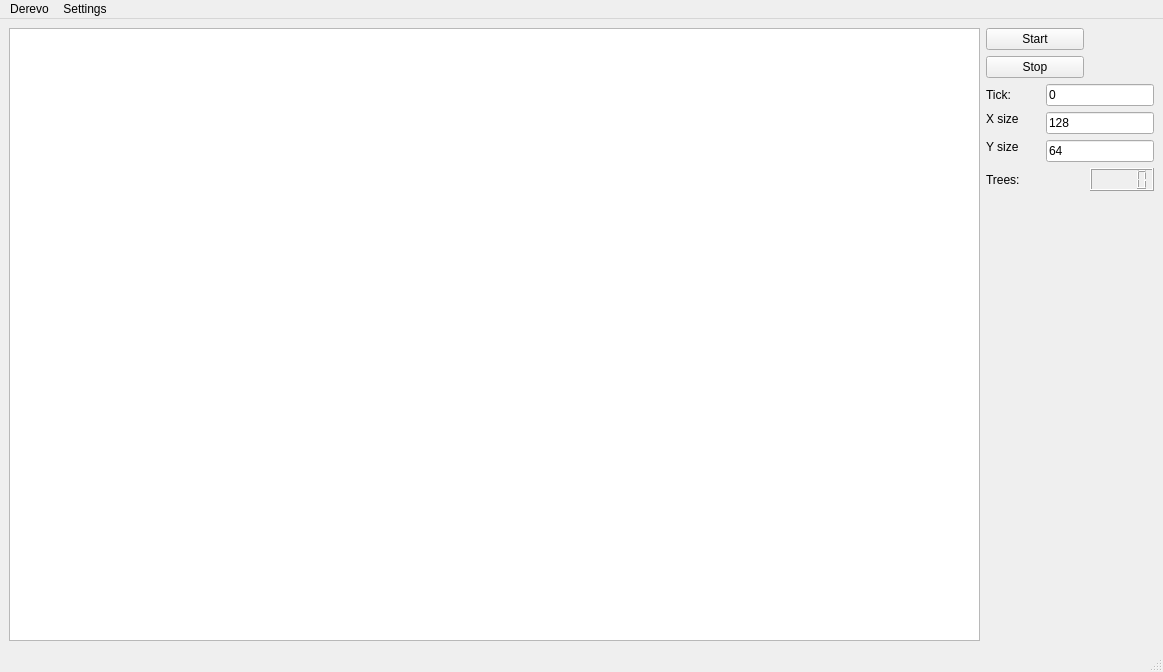
Old version of the form mainwindow.ui in the repository OgArkad/Derevo.
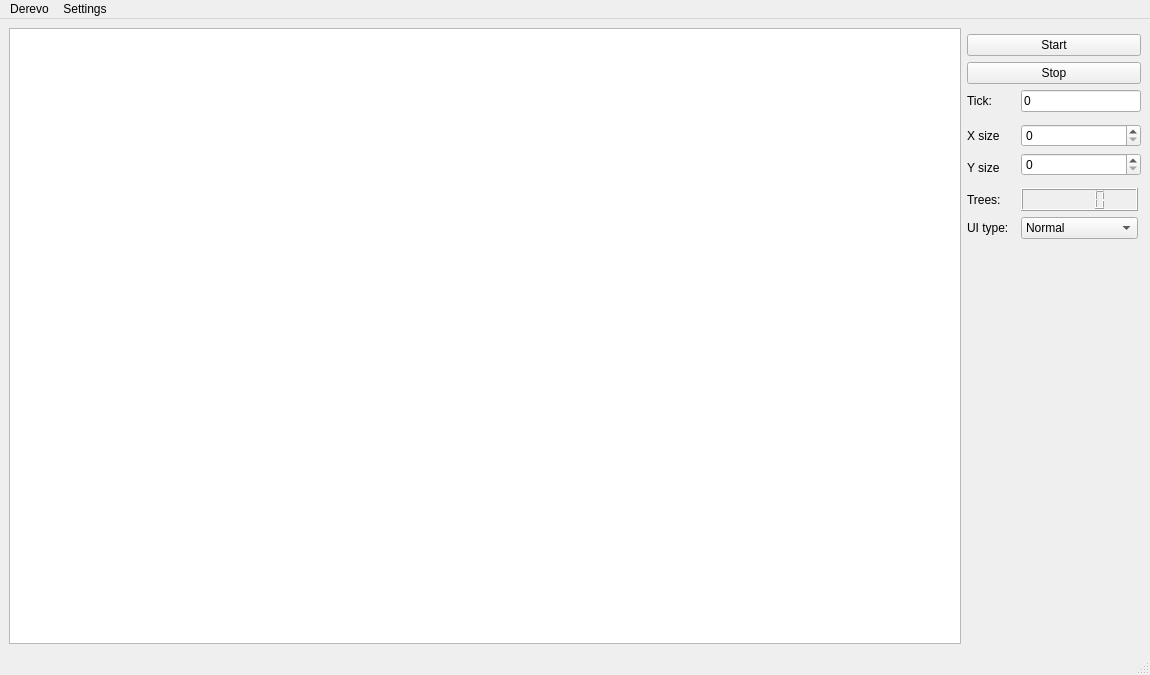
New version of the form.

Commit message: improved major UI features

What changed in the file:
```diff
--- a/mainwindow.ui
+++ b/mainwindow.ui
@@ -6,8 +6,8 @@
    <rect>
     <x>0</x>
     <y>0</y>
-    <width>1163</width>
-    <height>672</height>
+    <width>1150</width>
+    <height>675</height>
    </rect>
   </property>
   <property name="windowTitle">
@@ -15,91 +15,7 @@
   </property>
   <widget class="QWidget" name="centralwidget">
    <layout class="QGridLayout" name="gridLayout">
-    <item row="6" column="4">
-     <widget class="QLCDNumber" name="treeNumber"/>
-    </item>
-    <item row="0" column="1" colspan="3">
-     <widget class="QPushButton" name="start">
-      <property name="text">
-       <string>Start</string>
-      </property>
-     </widget>
-    </item>
-    <item row="1" column="1" colspan="3">
-     <widget class="QPushButton" name="stop">
-      <property name="text">
-       <string>Stop</string>
-      </property>
-     </widget>
-    </item>
-    <item row="4" column="1" rowspan="2" colspan="2">
-     <widget class="QLabel" name="ySizeLabel">
-      <property name="text">
-       <string>Y size</string>
-      </property>
-     </widget>
-    </item>
-    <item row="3" column="1" colspan="2">
-     <widget class="QLabel" name="xSizeLabel">
-      <property name="text">
-       <string>X size</string>
-      </property>
-     </widget>
-    </item>
-    <item row="6" column="1">
-     <widget class="QLabel" name="treeLabel">
-      <property name="text">
-       <string>Trees:</string>
-      </property>
-     </widget>
-    </item>
-    <item row="2" column="1" colspan="2">
-     <widget class="QLabel" name="tick">
-      <property name="text">
-       <string>Tick: </string>
-      </property>
-     </widget>
-    </item>
-    <item row="5" column="3" colspan="2">
-     <widget class="QLineEdit" name="ySize">
-      <property name="maximumSize">
-       <size>
-        <width>121</width>
-        <height>34</height>
-       </size>
-      </property>
-      <property name="text">
-       <string>64</string>
-      </property>
-     </widget>
-    </item>
-    <item row="2" column="3" colspan="2">
-     <widget class="QLineEdit" name="tickCount">
-      <property name="maximumSize">
-       <size>
-        <width>121</width>
-        <height>34</height>
-       </size>
-      </property>
-      <property name="text">
-       <string>0</string>
-      </property>
-     </widget>
-    </item>
-    <item row="3" column="3" rowspan="2" colspan="2">
-     <widget class="QLineEdit" name="xSize">
-      <property name="maximumSize">
-       <size>
-        <width>121</width>
-        <height>34</height>
-       </size>
-      </property>
-      <property name="text">
-       <string>128</string>
-      </property>
-     </widget>
-    </item>
-    <item row="7" column="3">
+    <item row="10" column="3">
      <spacer name="verticalSpacer">
       <property name="orientation">
        <enum>Qt::Orientation::Vertical</enum>
@@ -112,9 +28,129 @@
       </property>
      </spacer>
     </item>
-    <item row="0" column="0" rowspan="8">
+    <item row="6" column="1" rowspan="2">
+     <widget class="QLabel" name="ySizeLabel">
+      <property name="text">
+       <string>Y size</string>
+      </property>
+     </widget>
+    </item>
+    <item row="9" column="3">
+     <widget class="QComboBox" name="uiCombo">
+      <property name="minimumSize">
+       <size>
+        <width>117</width>
+        <height>0</height>
+       </size>
+      </property>
+      <property name="maximumSize">
+       <size>
+        <width>117</width>
+        <height>16777215</height>
+       </size>
+      </property>
+      <item>
+       <property name="text">
+        <string>Normal</string>
+       </property>
+      </item>
+      <item>
+       <property name="text">
+        <string>Values</string>
+       </property>
+      </item>
+      <item>
+       <property name="text">
+        <string>Monochrome</string>
+       </property>
+      </item>
+      <item>
+       <property name="text">
+        <string>Debug</string>
+       </property>
+      </item>
+     </widget>
+    </item>
+    <item row="2" column="1" colspan="3">
+     <widget class="QPushButton" name="stop">
+      <property name="text">
+       <string>Stop</string>
+      </property>
+     </widget>
+    </item>
+    <item row="1" column="1" colspan="3">
+     <widget class="QPushButton" name="start">
+      <property name="text">
+       <string>Start</string>
+      </property>
+     </widget>
+    </item>
+    <item row="5" column="3">
+     <widget class="QSpinBox" name="xSize"/>
+    </item>
+    <item row="3" column="3">
+     <widget class="QLineEdit" name="tickCount">
+      <property name="maximumSize">
+       <size>
+        <width>120</width>
+        <height>35</height>
+       </size>
+      </property>
+      <property name="text">
+       <string>0</string>
+      </property>
+     </widget>
+    </item>
+    <item row="8" column="3">
+     <widget class="QLCDNumber" name="treeNumber">
+      <property name="minimumSize">
+       <size>
+        <width>117</width>
+        <height>0</height>
+       </size>
+      </property>
+      <property name="maximumSize">
+       <size>
+        <width>117</width>
+        <height>16777215</height>
+       </size>
+      </property>
+     </widget>
+    </item>
+    <item row="8" column="1">
+     <widget class="QLabel" name="treeLabel">
+      <property name="text">
+       <string>Trees:</string>
+      </property>
+     </widget>
+    </item>
+    <item row="5" column="1">
+     <widget class="QLabel" name="xSizeLabel">
+      <property name="text">
+       <string>X size</string>
+      </property>
+     </widget>
+    </item>
+    <item row="9" column="1">
+     <widget class="QLabel" name="uiTypeLabel">
+      <property name="text">
+       <string>UI type:</string>
+      </property>
+     </widget>
+    </item>
+    <item row="0" column="0" rowspan="11">
      <widget class="QTableWidget" name="table"/>
     </item>
+    <item row="3" column="1">
+     <widget class="QLabel" name="tick">
+      <property name="text">
+       <string>Tick: </string>
+      </property>
+     </widget>
+    </item>
+    <item row="6" column="3">
+     <widget class="QSpinBox" name="ySize"/>
+    </item>
    </layout>
   </widget>
   <widget class="QMenuBar" name="menubar">
@@ -122,7 +158,7 @@
     <rect>
      <x>0</x>
      <y>0</y>
-     <width>1163</width>
+     <width>1150</width>
      <height>37</height>
     </rect>
    </property>
```
The commit also changes 4 other files.
